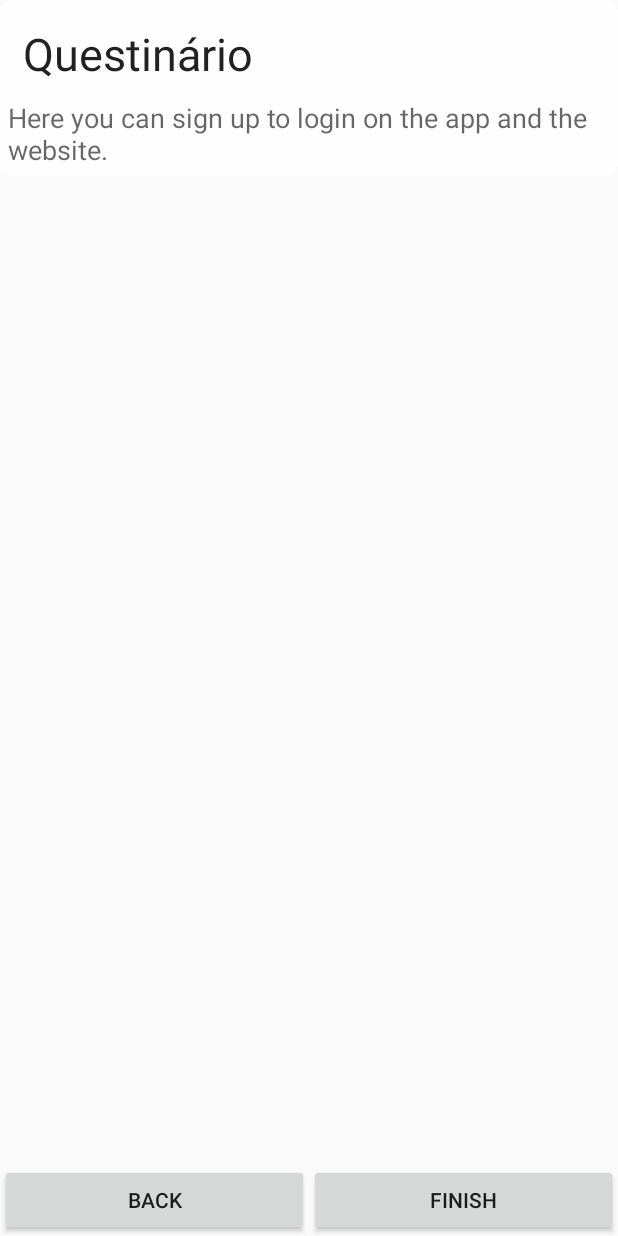
After one commit to hugomcfonseca/Traverse, an Android app: the layout fragment_question_finish.xml on its own in the app's theme, with its tools: preview values and no code run, on a phone screen of 412 x 824 dp. The commit adds this screen. Run offline under Robolectric (Android 15) with nearby library versions, the phone set to English and light mode, and no system bars.

Commit message:
Questionary done (estruture)
TODO
- Put right image
- Save on BD (defined by persona)

```diff
--- a/app/src/main/java/feup/resilience/Communicator.java
+++ b/app/src/main/java/feup/resilience/Communicator.java
@@ -4,5 +4,5 @@ package feup.resilience;
  * Created by Filipe on 20/12/2015.
  */
 public interface Communicator {
-    public void respond( int i);
+    public void respond( int i, int val);
 }
--- a/app/src/main/java/feup/resilience/SignOnFragment.java
+++ b/app/src/main/java/feup/resilience/SignOnFragment.java
@@ -168,10 +168,10 @@ public class SignOnFragment  extends Fragment {
                         !connector.verifyUsernameAndEmail(username, email)) {
                     connector.createUser(username, email, date, password);
                     Toast.makeText(getActivity(), "Account created successfully!", Toast.LENGTH_SHORT).show();
-                    comm.respond(1);//1 quer dizer que foi positivo
+                    comm.respond(0,0);//1 quer dizer que foi positivo
 
                 }
-                //comm.respond(1);//1
+                //comm.respond(0 , 0);//1
             }
         });
     }
--- a/app/src/main/res/layout/teste.xml
+++ b/app/src/main/res/layout/fragment_question.xml
@@ -44,6 +44,7 @@
             android:layout_width="1dp"
             android:layout_height="wrap_content"
             android:text="BACK"
+            android:onClick="Back"
             android:id="@+id/btn_back_questionary"
             android:layout_gravity="right"
             android:layout_weight="1" />
--- /dev/null
+++ b/app/src/main/res/layout/fragment_question_finish.xml
@@ -0,0 +1,70 @@
+<?xml version="1.0" encoding="utf-8"?>
+<RelativeLayout xmlns:android="http://schemas.android.com/apk/res/android"
+    android:layout_width="match_parent" android:layout_height="match_parent">
+    <LinearLayout
+        android:orientation="vertical"
+        android:layout_width="match_parent"
+        android:layout_height="wrap_content"
+        android:background="@drawable/rect_round_corner_notselected"
+        android:padding="5dp"
+        android:id="@+id/linearLayout4" >
+
+        <TextView
+            android:layout_width="wrap_content"
+            android:layout_height="wrap_content"
+            android:textAppearance="?android:attr/textAppearanceLarge"
+            android:text="Questinário"
+            android:id="@+id/et_title_quest"
+            android:layout_alignParentTop="true"
+            android:layout_alignParentStart="true"
+            android:layout_alignParentEnd="true"
+            android:textSize="30sp"
+            android:gravity="center_horizontal"
+            android:padding="10dp" />
+
+        <TextView
+            android:layout_width="match_parent"
+            android:layout_height="wrap_content"
+            android:textAppearance="?android:attr/textAppearanceMedium"
+            android:text="Here you can sign up to login on the app and the website."
+            android:id="@+id/et_queston_quest" />
+
+    </LinearLayout>
+
+    <LinearLayout
+        android:id="@+id/linearLayout2"
+        android:layout_width="fill_parent"
+        android:layout_height="wrap_content"
+        android:orientation="horizontal"
+        android:layout_alignParentBottom="true"
+        android:layout_alignParentStart="true">
+
+        <Button
+            style="?android:attr/buttonStyleSmall"
+            android:layout_width="1dp"
+            android:layout_height="wrap_content"
+            android:text="BACK"
+            android:onClick="Back"
+            android:id="@+id/btn_back_questionary"
+            android:layout_gravity="right"
+            android:layout_weight="1" />
+
+        <Button
+            android:layout_width="1dp"
+            android:layout_height="wrap_content"
+            android:text="FINISH"
+            android:id="@+id/btn_next_questionary"
+            android:layout_gravity="left"
+            android:layout_weight="1" />
+
+    </LinearLayout>
+
+    <TableLayout
+        android:layout_width="match_parent"
+        android:layout_height="match_parent"
+        android:layout_below="@+id/linearLayout4"
+        android:layout_centerHorizontal="true"
+        android:layout_above="@+id/linearLayout2"
+        android:id="@+id/QuestionTable"></TableLayout>
+
+</RelativeLayout>
```
Also changed, not shown: app/src/main/java/feup/resilience/QuestionaryFragment.java (+68 -25 lines), app/src/main/java/feup/resilience/SignOn.java (+89 -45 lines), app/src/main/res/layout/fragment_question_init.xml (added, +60 -0 lines).
